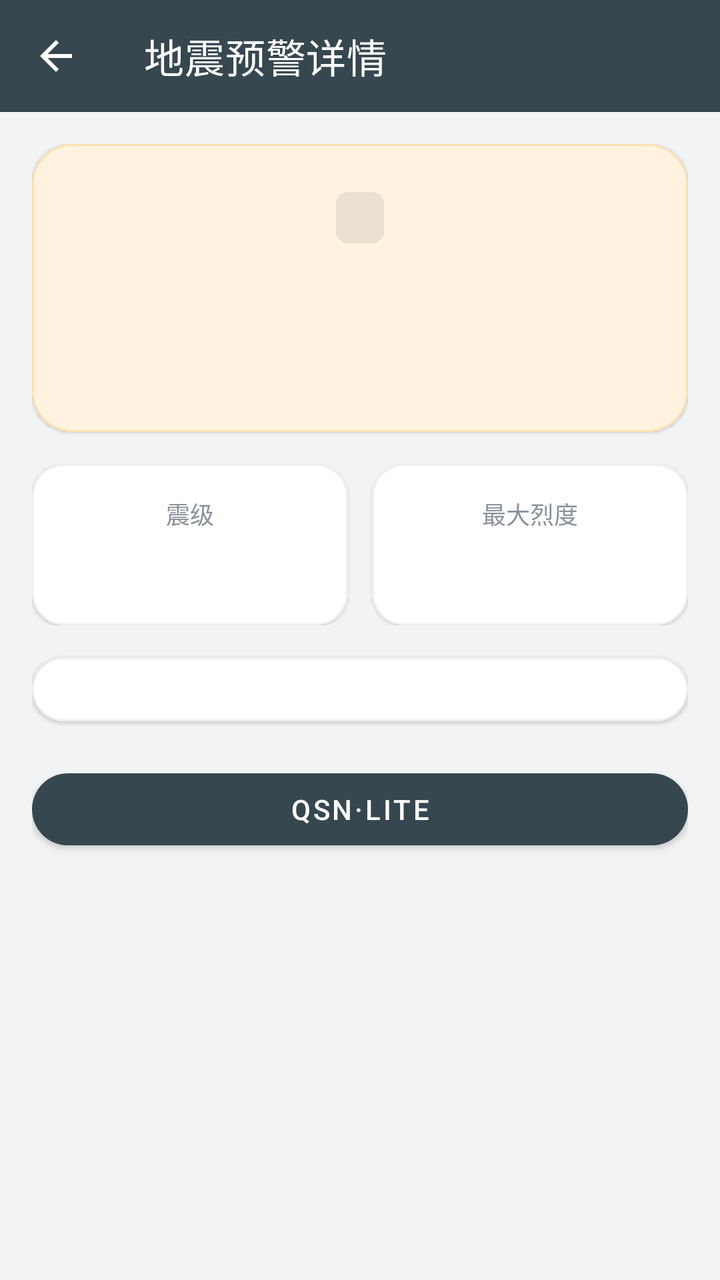
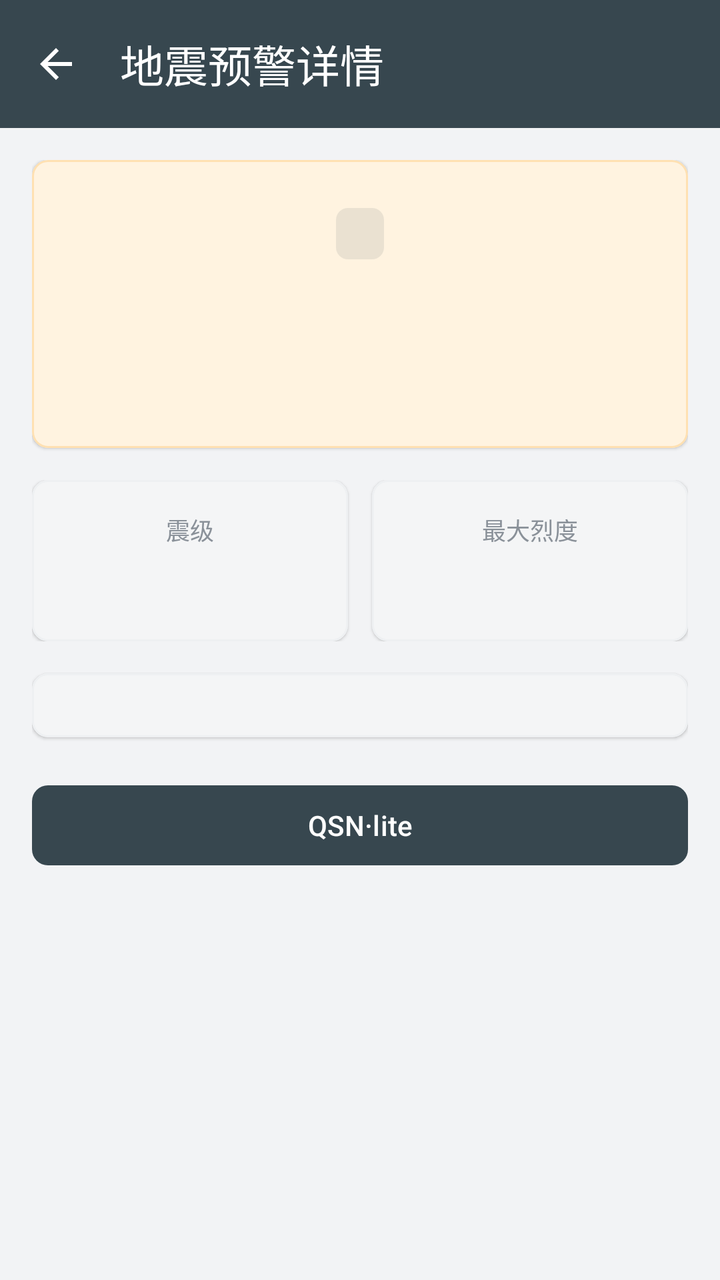

Screens rendered from an Android XML layout before and after an edit, with the pre-edit source and the edit as a unified diff.
<!-- AndroidManifest.xml: application theme Theme.EarthquakeMonitor -->
<!-- res/layout/activity_eew_detail.xml -->
<?xml version="1.0" encoding="utf-8"?>
<LinearLayout xmlns:android="http://schemas.android.com/apk/res/android"
    xmlns:app="http://schemas.android.com/apk/res-auto"
    android:layout_width="match_parent"
    android:layout_height="match_parent"
    android:orientation="vertical">

    <com.google.android.material.appbar.AppBarLayout
        android:layout_width="match_parent"
        android:layout_height="wrap_content"
        android:background="@color/primary"
        android:elevation="0dp">

        <androidx.appcompat.widget.Toolbar
            android:id="@+id/toolbar"
            android:layout_width="match_parent"
            android:layout_height="?attr/actionBarSize"
            app:navigationIcon="@drawable/ic_arrow_back"
            app:navigationContentDescription="@string/back"
            app:title="@string/eew_detail_title"
            app:titleTextColor="@color/white" />
    </com.google.android.material.appbar.AppBarLayout>

    <ScrollView
        android:layout_width="match_parent"
        android:layout_height="match_parent"
        android:fillViewport="true">

        <LinearLayout
            android:layout_width="match_parent"
            android:layout_height="wrap_content"
            android:orientation="vertical"
            android:padding="16dp">

            <com.google.android.material.card.MaterialCardView
                android:id="@+id/eewBanner"
                android:layout_width="match_parent"
                android:layout_height="wrap_content"
                app:cardBackgroundColor="#FFF3E0"
                app:cardCornerRadius="20dp"
                app:cardElevation="1dp"
                app:strokeColor="#FFE0B2"
                app:strokeWidth="1dp">

                <LinearLayout
                    android:layout_width="match_parent"
                    android:layout_height="wrap_content"
                    android:gravity="center"
                    android:orientation="vertical"
                    android:padding="24dp">

                    <TextView
                        android:id="@+id/eewBadge"
                        android:layout_width="wrap_content"
                        android:layout_height="wrap_content"
                        android:background="@drawable/bg_source_tag"
                        android:paddingHorizontal="12dp"
                        android:paddingVertical="4dp"
                        android:textColor="@color/white"
                        android:textSize="13sp"
                        android:textStyle="bold" />

                    <TextView
                        android:id="@+id/eewPlace"
                        android:layout_width="match_parent"
                        android:layout_height="wrap_content"
                        android:layout_marginTop="16dp"
                        android:gravity="center"
                        android:textColor="@color/on_surface"
                        android:textSize="22sp"
                        android:textStyle="bold" />

                    <TextView
                        android:id="@+id/eewOriginTime"
                        android:layout_width="wrap_content"
                        android:layout_height="wrap_content"
                        android:layout_marginTop="6dp"
                        android:textColor="@color/text_secondary"
                        android:textSize="14sp" />
                </LinearLayout>
            </com.google.android.material.card.MaterialCardView>

            <LinearLayout
                android:layout_width="match_parent"
                android:layout_height="wrap_content"
                android:layout_marginTop="16dp"
                android:orientation="horizontal">

                <com.google.android.material.card.MaterialCardView
                    android:layout_width="0dp"
                    android:layout_height="wrap_content"
                    android:layout_weight="1"
                    app:cardBackgroundColor="@color/surface"
                    app:cardCornerRadius="16dp"
                    app:cardElevation="1dp">

                    <LinearLayout
                        android:layout_width="match_parent"
                        android:layout_height="wrap_content"
                        android:gravity="center"
                        android:orientation="vertical"
                        android:padding="16dp">

                        <TextView
                            android:layout_width="wrap_content"
                            android:layout_height="wrap_content"
                            android:text="@string/eew_magnitude"
                            android:textColor="@color/text_secondary"
                            android:textSize="12sp" />

                        <TextView
                            android:id="@+id/eewMagnitude"
                            android:layout_width="wrap_content"
                            android:layout_height="wrap_content"
                            android:layout_marginTop="4dp"
                            android:textColor="@color/on_surface"
                            android:textSize="20sp"
                            android:textStyle="bold" />
                    </LinearLayout>
                </com.google.android.material.card.MaterialCardView>

                <com.google.android.material.card.MaterialCardView
                    android:layout_width="0dp"
                    android:layout_height="wrap_content"
                    android:layout_marginStart="12dp"
                    android:layout_weight="1"
                    app:cardBackgroundColor="@color/surface"
                    app:cardCornerRadius="16dp"
                    app:cardElevation="1dp">

                    <LinearLayout
                        android:layout_width="match_parent"
                        android:layout_height="wrap_content"
                        android:gravity="center"
                        android:orientation="vertical"
                        android:padding="16dp">

                        <TextView
                            android:layout_width="wrap_content"
                            android:layout_height="wrap_content"
                            android:text="@string/eew_intensity"
                            android:textColor="@color/text_secondary"
                            android:textSize="12sp" />

                        <TextView
                            android:id="@+id/eewIntensity"
                            android:layout_width="wrap_content"
                            android:layout_height="wrap_content"
                            android:layout_marginTop="4dp"
                            android:textColor="@color/on_surface"
                            android:textSize="20sp"
                            android:textStyle="bold" />
                    </LinearLayout>
                </com.google.android.material.card.MaterialCardView>
            </LinearLayout>

            <com.google.android.material.card.MaterialCardView
                android:layout_width="match_parent"
                android:layout_height="wrap_content"
                android:layout_marginTop="16dp"
                app:cardBackgroundColor="@color/surface"
                app:cardCornerRadius="16dp"
                app:cardElevation="1dp">

                <LinearLayout
                    android:id="@+id/eewInfoContainer"
                    android:layout_width="match_parent"
                    android:layout_height="wrap_content"
                    android:orientation="vertical"
                    android:padding="16dp" />
            </com.google.android.material.card.MaterialCardView>

            <com.google.android.material.button.MaterialButton
                android:id="@+id/eewOpenList"
                android:layout_width="match_parent"
                android:layout_height="wrap_content"
                android:layout_marginTop="20dp"
                android:text="@string/app_name"
                android:textColor="@color/white"
                app:backgroundTint="@color/primary"
                app:cornerRadius="24dp" />
        </LinearLayout>
    </ScrollView>
</LinearLayout>
<!-- resources referenced by this layout -->
<resources>
  <color name="on_surface">#1F2328</color>
  <color name="primary">#37474F</color>
  <color name="surface">#FFFFFF</color>
  <color name="text_secondary">#8A9199</color>
  <color name="white">#FFFFFF</color>
  <!-- drawable bg_source_tag (drawable) -->
  <?xml version="1.0" encoding="utf-8"?>
  <shape xmlns:android="http://schemas.android.com/apk/res/android"
      android:shape="rectangle">
      <solid android:color="#1A37474F" />
      <corners android:radius="6dp" />
  </shape>
  <!-- drawable ic_arrow_back (drawable) -->
  <?xml version="1.0" encoding="utf-8"?>
  <vector xmlns:android="http://schemas.android.com/apk/res/android"
      android:width="24dp"
      android:height="24dp"
      android:viewportWidth="24"
      android:viewportHeight="24">
      <path
          android:fillColor="#FFFFFFFF"
          android:pathData="M20,11H7.83l5.59,-5.59L12,4l-8,8 8,8 1.41,-1.41L7.83,13H20v-2z" />
  </vector>
  <string name="app_name">QSN·lite</string>
  <string name="back">返回</string>
  <string name="eew_detail_title">地震预警详情</string>
  <string name="eew_intensity">最大烈度</string>
  <string name="eew_magnitude">震级</string>
  <style name="Theme.EarthquakeMonitor" parent="Theme.MaterialComponents.DayNight.NoActionBar">
          <item name="colorPrimary">@color/primary</item>
          <item name="colorPrimaryVariant">@color/primary_dark</item>
          <item name="colorOnPrimary">@color/white</item>
          <item name="colorSecondary">@color/teal_200</item>
          <item name="colorOnSecondary">@color/black</item>
          <item name="android:windowBackground">@color/background</item>
          <item name="android:statusBarColor">@color/primary</item>
          <item name="android:windowLightStatusBar" tools:targetApi="23">false</item>
          <item name="android:windowOptOutEdgeToEdgeEnforcement" tools:targetApi="35">true</item>
          <item name="materialCardViewStyle">@style/Widget.EarthquakeMonitor.Card</item>
          <item name="materialButtonStyle">@style/Widget.EarthquakeMonitor.Button</item>
      </style>
  <color name="primary_dark">#263238</color>
  <color name="teal_200">#03DAC5</color>
  <color name="black">#000000</color>
  <color name="background">#F2F3F5</color>
  <style name="Widget.EarthquakeMonitor.Card" parent="Widget.MaterialComponents.CardView">
          <item name="cardCornerRadius">16dp</item>
          <item name="cardElevation">1dp</item>
          <item name="cardBackgroundColor">@color/surface</item>
          <item name="strokeColor">@color/divider</item>
          <item name="strokeWidth">1dp</item>
          <item name="rippleColor">#14000000</item>
      </style>
  <style name="Widget.EarthquakeMonitor.Button" parent="Widget.MaterialComponents.Button">
          <item name="cornerRadius">24dp</item>
      </style>
  <color name="divider">#EEF0F2</color>
</resources>

<!-- the commit's change to res/layout/activity_eew_detail.xml (unified diff, before → after) -->
@@ -37,7 +37,7 @@
                 android:layout_width="match_parent"
                 android:layout_height="wrap_content"
                 app:cardBackgroundColor="#FFF3E0"
-                app:cardCornerRadius="20dp"
+                app:cardCornerRadius="8dp"
                 app:cardElevation="1dp"
                 app:strokeColor="#FFE0B2"
                 app:strokeWidth="1dp">
@@ -91,7 +91,7 @@
                     android:layout_height="wrap_content"
                     android:layout_weight="1"
                     app:cardBackgroundColor="@color/surface"
-                    app:cardCornerRadius="16dp"
+                    app:cardCornerRadius="8dp"
                     app:cardElevation="1dp">
 
                     <LinearLayout
@@ -125,7 +125,7 @@
                     android:layout_marginStart="12dp"
                     android:layout_weight="1"
                     app:cardBackgroundColor="@color/surface"
-                    app:cardCornerRadius="16dp"
+                    app:cardCornerRadius="8dp"
                     app:cardElevation="1dp">
 
                     <LinearLayout
@@ -159,7 +159,7 @@
                 android:layout_height="wrap_content"
                 android:layout_marginTop="16dp"
                 app:cardBackgroundColor="@color/surface"
-                app:cardCornerRadius="16dp"
+                app:cardCornerRadius="8dp"
                 app:cardElevation="1dp">
 
                 <LinearLayout
@@ -178,7 +178,7 @@
                 android:text="@string/app_name"
                 android:textColor="@color/white"
                 app:backgroundTint="@color/primary"
-                app:cornerRadius="24dp" />
+                app:cornerRadius="8dp" />
         </LinearLayout>
     </ScrollView>
 </LinearLayout>
<!-- resource entries referenced after the edit -->
@@ -28,12 +28,13 @@
   <string name="eew_detail_title">地震预警详情</string>
   <string name="eew_intensity">最大烈度</string>
   <string name="eew_magnitude">震级</string>
-  <style name="Theme.EarthquakeMonitor" parent="Theme.MaterialComponents.DayNight.NoActionBar">
+  <style name="Theme.EarthquakeMonitor" parent="Theme.Material3.DayNight.NoActionBar">
           <item name="colorPrimary">@color/primary</item>
-          <item name="colorPrimaryVariant">@color/primary_dark</item>
           <item name="colorOnPrimary">@color/white</item>
-          <item name="colorSecondary">@color/teal_200</item>
-          <item name="colorOnSecondary">@color/black</item>
+          <item name="colorSurface">@color/surface</item>
+          <item name="colorOnSurface">@color/on_surface</item>
+          <item name="colorOutline">@color/divider</item>
+          <item name="colorControlActivated">@color/primary</item>
           <item name="android:windowBackground">@color/background</item>
           <item name="android:statusBarColor">@color/primary</item>
           <item name="android:windowLightStatusBar" tools:targetApi="23">false</item>
@@ -41,20 +42,16 @@
           <item name="materialCardViewStyle">@style/Widget.EarthquakeMonitor.Card</item>
           <item name="materialButtonStyle">@style/Widget.EarthquakeMonitor.Button</item>
       </style>
-  <color name="primary_dark">#263238</color>
-  <color name="teal_200">#03DAC5</color>
-  <color name="black">#000000</color>
   <color name="background">#F2F3F5</color>
-  <style name="Widget.EarthquakeMonitor.Card" parent="Widget.MaterialComponents.CardView">
-          <item name="cardCornerRadius">16dp</item>
+  <style name="Widget.EarthquakeMonitor.Card" parent="Widget.Material3.CardView.Elevated">
+          <item name="cardCornerRadius">8dp</item>
           <item name="cardElevation">1dp</item>
           <item name="cardBackgroundColor">@color/surface</item>
           <item name="strokeColor">@color/divider</item>
           <item name="strokeWidth">1dp</item>
-          <item name="rippleColor">#14000000</item>
       </style>
-  <style name="Widget.EarthquakeMonitor.Button" parent="Widget.MaterialComponents.Button">
-          <item name="cornerRadius">24dp</item>
+  <style name="Widget.EarthquakeMonitor.Button" parent="Widget.Material3.Button">
+          <item name="cornerRadius">8dp</item>
       </style>
   <color name="divider">#EEF0F2</color>
 </resources>
